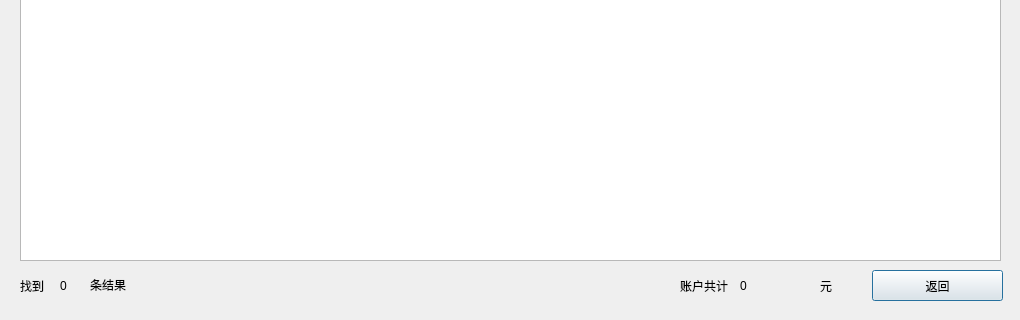
First picture: the form in flowlist.ui, repository WCY-dt/bank, before the edit; both pictures show x 0 to 1020 and y 370 to 690 of the 1020 by 690 pixel window.
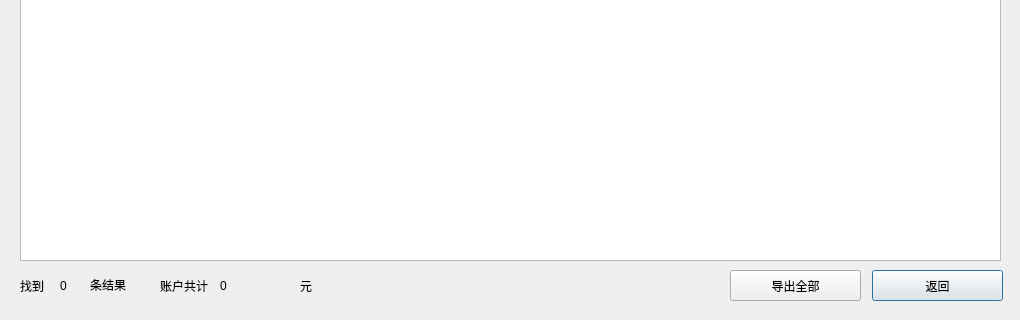
Second picture: the form after the edit.

Diff of the .ui file:
```diff
--- a/flowlist.ui
+++ b/flowlist.ui
@@ -113,7 +113,7 @@
   <widget class="QLabel" name="label_4">
    <property name="geometry">
     <rect>
-     <x>740</x>
+     <x>220</x>
      <y>640</y>
      <width>71</width>
      <height>31</height>
@@ -126,7 +126,7 @@
   <widget class="QLabel" name="label_5">
    <property name="geometry">
     <rect>
-     <x>680</x>
+     <x>160</x>
      <y>640</y>
      <width>61</width>
      <height>31</height>
@@ -139,7 +139,7 @@
   <widget class="QLabel" name="label_6">
    <property name="geometry">
     <rect>
-     <x>820</x>
+     <x>300</x>
      <y>640</y>
      <width>20</width>
      <height>31</height>
@@ -149,6 +149,19 @@
     <string>元</string>
    </property>
   </widget>
+  <widget class="QPushButton" name="accountlist_exportButton">
+   <property name="geometry">
+    <rect>
+     <x>730</x>
+     <y>640</y>
+     <width>131</width>
+     <height>31</height>
+    </rect>
+   </property>
+   <property name="text">
+    <string>导出全部</string>
+   </property>
+  </widget>
  </widget>
  <resources/>
  <connections/>
```
